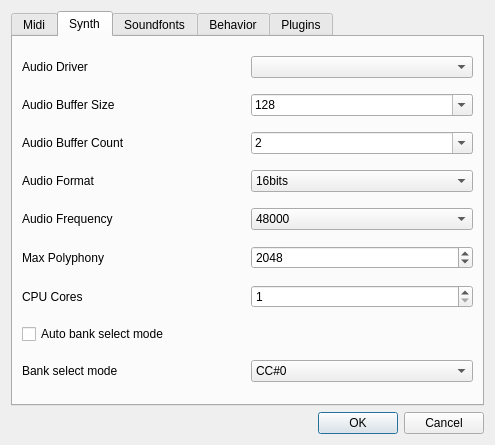
The window that qmidiplayer-desktop/qmpsettingswindow.ui (chirs241097/QMidiPlayer) describes before a commit, drawn with Qt 5.
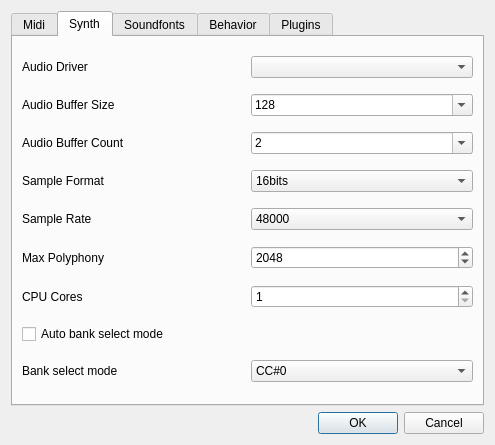
The same window after the commit. The open tabs and pages were chosen to show the change. Icons and pictures are not drawn.

What changed in the file:
```diff
--- a/qmidiplayer-desktop/qmpsettingswindow.ui
+++ b/qmidiplayer-desktop/qmpsettingswindow.ui
@@ -252,7 +252,7 @@
        <item row="4" column="0">
         <widget class="QLabel" name="lbFrequency">
          <property name="text">
-          <string>Audio Frequency</string>
+          <string>Sample Rate</string>
          </property>
         </widget>
        </item>
@@ -347,7 +347,7 @@
        <item row="3" column="0">
         <widget class="QLabel" name="lbFormat">
          <property name="text">
-          <string>Audio Format</string>
+          <string>Sample Format</string>
          </property>
         </widget>
        </item>
```
